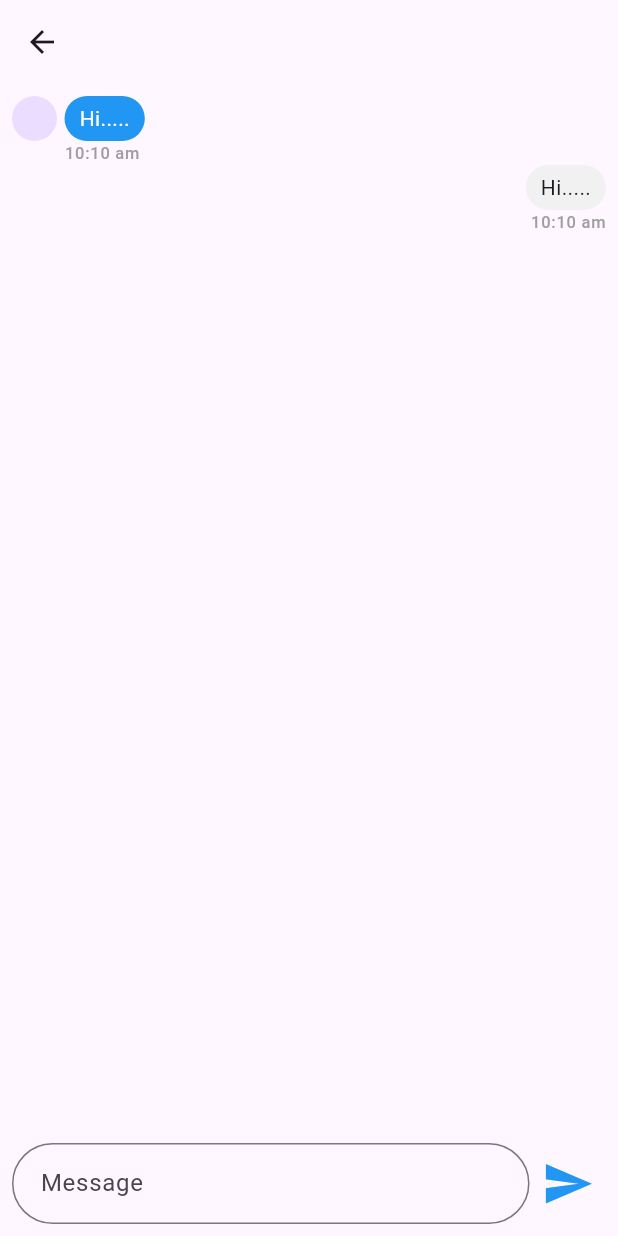
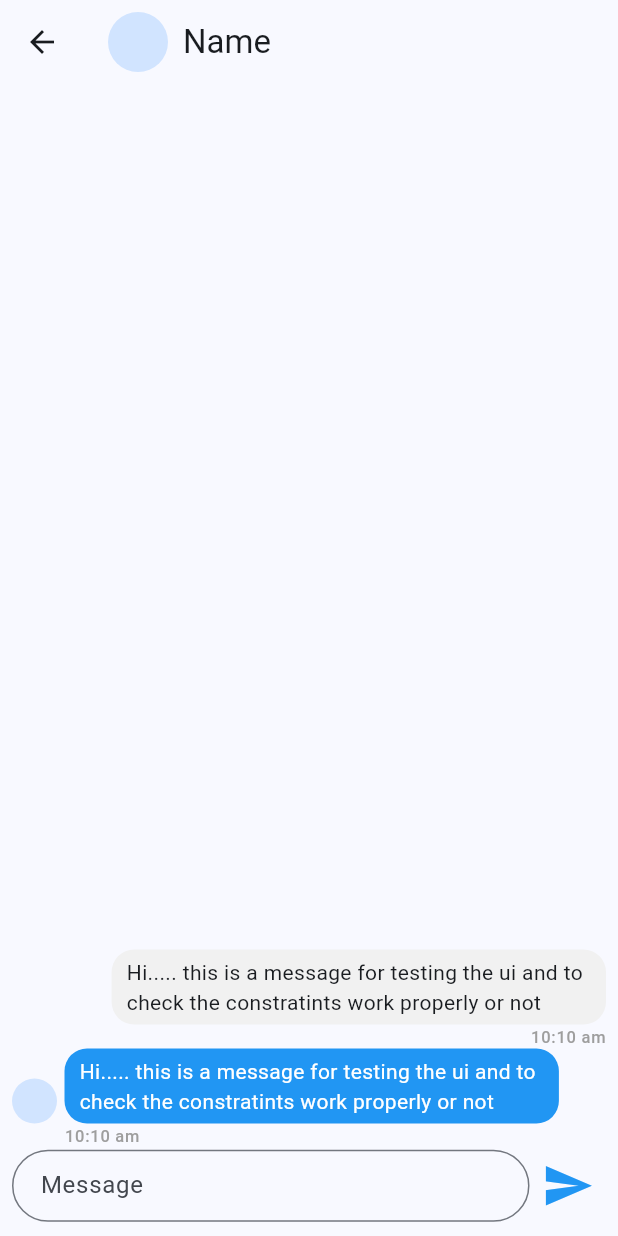
Before and after one commit to Vineeth-Kolichal/chat-app-flutter, a Flutter app: the ChatScreen screen opened directly, after a tap on "Name", on a phone screen of 412 x 824 dp. Run offline on Flutter 3.47's test engine with Material 3 defaults, Android fonts, the phone set to English and light mode, and no system bars; our stand-ins replace flutter_bloc, freezed_annotation, image_picker, intl_phone_field, pinput.

Commit message:
some changes in messages

```diff
--- a/lib/features/chats/presentation/pages/chat_screen.dart
+++ b/lib/features/home/presentation/pages/chat_screen.dart
@@ -1,4 +1,5 @@
 import 'package:chat_app/common/widgets/space.dart';
+import 'package:chat_app/features/home/presentation/pages/contacts_screen.dart';
 import 'package:chat_app/features/messages/presentation/pages/message_screen.dart';
 import 'package:flutter/material.dart';
 
@@ -7,6 +8,8 @@ class ChatScreen extends StatelessWidget {
 
   @override
   Widget build(BuildContext context) {
+    final theme = Theme.of(context);
+    final size = MediaQuery.of(context).size;
     return Scaffold(
       appBar: AppBar(),
       body: ListView.separated(
@@ -18,15 +21,25 @@ class ChatScreen extends StatelessWidget {
               ));
             },
             leading: CircleAvatar(),
-            title: Text("Name"),
-            trailing: Text("time"),
+            title: Text(
+              "Name",
+              style: theme.textTheme.bodyLarge
+                  ?.copyWith(fontWeight: FontWeight.bold),
+            ),
+            subtitle: Text("last msg"),
+            trailing: Text("05:30 pm"),
           );
         },
         separatorBuilder: (context, index) => Space.y(5),
         itemCount: 20,
       ),
-      floatingActionButton:
-          FloatingActionButton(onPressed: () {}, child: Icon(Icons.chat)),
+      floatingActionButton: FloatingActionButton(
+          onPressed: () {
+            Navigator.of(context).push(MaterialPageRoute(
+              builder: (context) => ContactsScreen(),
+            ));
+          },
+          child: Icon(Icons.chat)),
     );
   }
 }
--- a/lib/features/messages/presentation/pages/message_screen.dart
+++ b/lib/features/messages/presentation/pages/message_screen.dart
@@ -10,12 +10,16 @@ class MessageScreen extends StatelessWidget {
     final theme = Theme.of(context);
     final size = MediaQuery.of(context).size;
     return Scaffold(
-      appBar: AppBar(),
+      appBar: AppBar(
+        title: Row(
+          children: [CircleAvatar(), Space.x(10), Text("Name")],
+        ),
+      ),
       body: Padding(
         padding: const EdgeInsets.all(8.0),
         child: Column(children: [
           Expanded(
-            child: ListView(children: [
+            child: ListView(reverse: true, children: [
               MessageItem(
                 isSender: false,
               ),
@@ -32,7 +36,7 @@ class MessageScreen extends StatelessWidget {
                     hintText: "Message",
                     contentPadding: const EdgeInsets.symmetric(
                       horizontal: 15,
-                      vertical: 15,
+                      vertical: 10,
                     ),
                     border: OutlineInputBorder(
                       borderRadius: BorderRadius.circular(45),
--- a/lib/features/messages/presentation/widgets/messge_item_widget.dart
+++ b/lib/features/messages/presentation/widgets/messge_item_widget.dart
@@ -34,7 +34,7 @@ class MessageItem extends StatelessWidget {
               ),
               padding: EdgeInsets.symmetric(horizontal: 10, vertical: 5),
               child: Text(
-                "Hi.....",
+                "Hi..... this is a message for testing the ui and to check the constratints work properly or not",
                 style: theme.textTheme.bodyMedium
                     ?.copyWith(color: isSender ? null : Colors.white),
               ),
```
Also changed, not shown: lib/features/home/presentation/pages/contacts_screen.dart (added, +13 -0 lines), lib/features/on_boarding/presentation/pages/otp_screen.dart (+6 -1 lines), lib/features/on_boarding/presentation/pages/set_profile_screen.dart (+8 -1 lines), lib/main.dart (+5 -3 lines), lib/util/api_endpoints.dart (added, +8 -0 lines).
